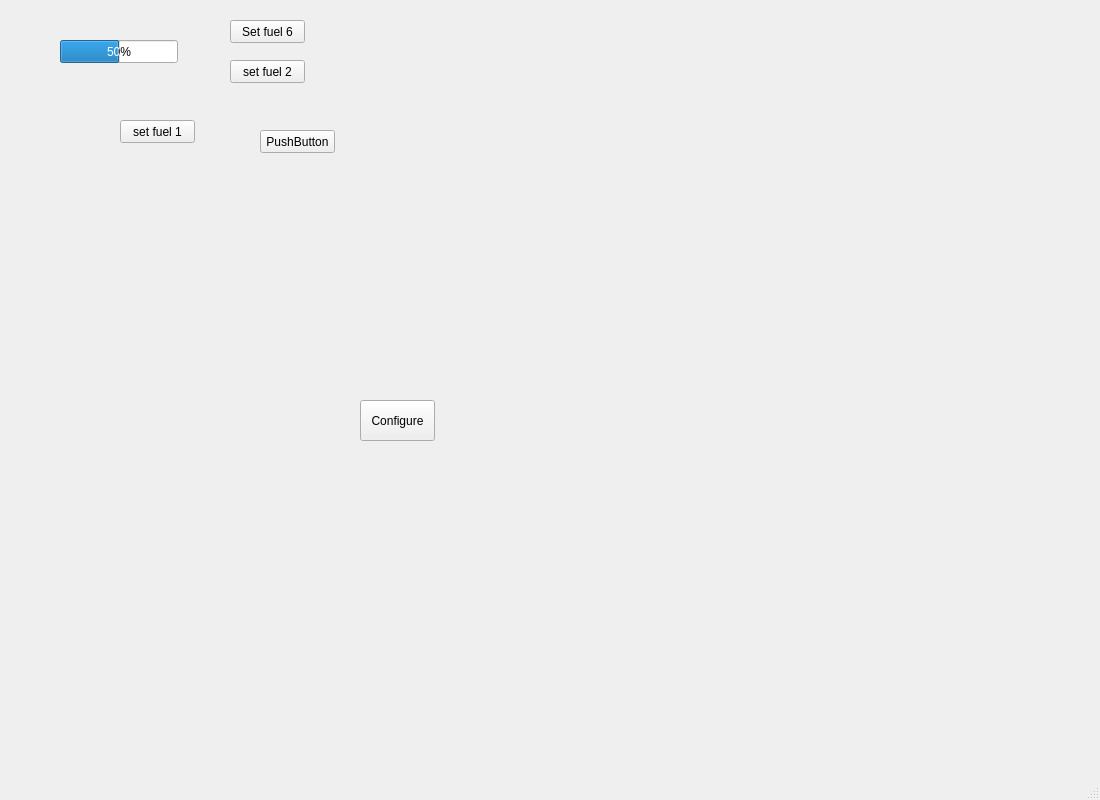
Old version of the form src/mainwindow.ui in the repository frechilla/qslotracing.
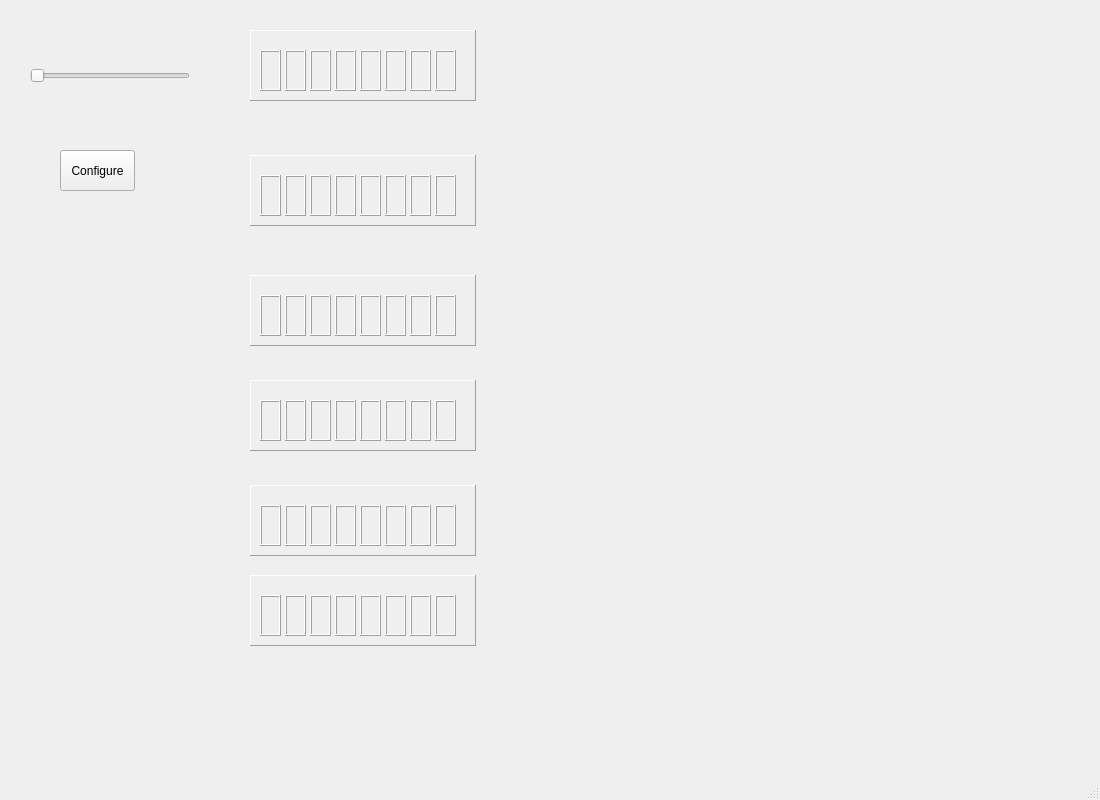
New version of the form.

Commit message: Added fuel indicators. Fuel indicators updated after receiving fuel message event.

```diff
--- a/src/mainwindow.ui
+++ b/src/mainwindow.ui
@@ -26,79 +26,11 @@
    <string>MainWindow</string>
   </property>
   <widget class="QWidget" name="centralWidget">
-   <widget class="QPushButton" name="pushButton">
-    <property name="geometry">
-     <rect>
-      <x>260</x>
-      <y>130</y>
-      <width>75</width>
-      <height>23</height>
-     </rect>
-    </property>
-    <property name="text">
-     <string>PushButton</string>
-    </property>
-   </widget>
-   <widget class="QProgressBar" name="Fuel1">
-    <property name="geometry">
-     <rect>
-      <x>60</x>
-      <y>40</y>
-      <width>118</width>
-      <height>23</height>
-     </rect>
-    </property>
-    <property name="maximum">
-     <number>8</number>
-    </property>
-    <property name="value">
-     <number>4</number>
-    </property>
-   </widget>
-   <widget class="QPushButton" name="boton1">
-    <property name="geometry">
-     <rect>
-      <x>230</x>
-      <y>20</y>
-      <width>75</width>
-      <height>23</height>
-     </rect>
-    </property>
-    <property name="text">
-     <string>Set fuel 6</string>
-    </property>
-   </widget>
-   <widget class="QPushButton" name="pushButton_3">
-    <property name="geometry">
-     <rect>
-      <x>230</x>
-      <y>60</y>
-      <width>75</width>
-      <height>23</height>
-     </rect>
-    </property>
-    <property name="text">
-     <string>set fuel 2</string>
-    </property>
-   </widget>
-   <widget class="QPushButton" name="pushButton_2">
-    <property name="geometry">
-     <rect>
-      <x>120</x>
-      <y>120</y>
-      <width>75</width>
-      <height>23</height>
-     </rect>
-    </property>
-    <property name="text">
-     <string>set fuel 1</string>
-    </property>
-   </widget>
    <widget class="QPushButton" name="BtnConfigure">
     <property name="geometry">
      <rect>
-      <x>360</x>
-      <y>400</y>
+      <x>60</x>
+      <y>150</y>
       <width>75</width>
       <height>41</height>
      </rect>
@@ -107,6 +39,1030 @@
      <string>Configure</string>
     </property>
    </widget>
+   <widget class="QFrame" name="frame">
+    <property name="geometry">
+     <rect>
+      <x>250</x>
+      <y>30</y>
+      <width>226</width>
+      <height>71</height>
+     </rect>
+    </property>
+    <property name="frameShape">
+     <enum>QFrame::Panel</enum>
+    </property>
+    <property name="frameShadow">
+     <enum>QFrame::Raised</enum>
+    </property>
+    <widget class="QFrame" name="FuelSegm1_1">
+     <property name="geometry">
+      <rect>
+       <x>10</x>
+       <y>20</y>
+       <width>21</width>
+       <height>41</height>
+      </rect>
+     </property>
+     <property name="autoFillBackground">
+      <bool>true</bool>
+     </property>
+     <property name="frameShape">
+      <enum>QFrame::Box</enum>
+     </property>
+     <property name="frameShadow">
+      <enum>QFrame::Raised</enum>
+     </property>
+    </widget>
+    <widget class="QFrame" name="FuelSegm1_2">
+     <property name="geometry">
+      <rect>
+       <x>35</x>
+       <y>20</y>
+       <width>21</width>
+       <height>41</height>
+      </rect>
+     </property>
+     <property name="autoFillBackground">
+      <bool>true</bool>
+     </property>
+     <property name="frameShape">
+      <enum>QFrame::Box</enum>
+     </property>
+     <property name="frameShadow">
+      <enum>QFrame::Raised</enum>
+     </property>
+    </widget>
+    <widget class="QFrame" name="FuelSegm1_3">
+     <property name="geometry">
+      <rect>
+       <x>60</x>
+       <y>20</y>
+       <width>21</width>
+       <height>41</height>
+      </rect>
+     </property>
+     <property name="autoFillBackground">
+      <bool>true</bool>
+     </property>
+     <property name="frameShape">
+      <enum>QFrame::Box</enum>
+     </property>
+     <property name="frameShadow">
+      <enum>QFrame::Raised</enum>
+     </property>
+    </widget>
+    <widget class="QFrame" name="FuelSegm1_4">
+     <property name="geometry">
+      <rect>
+       <x>85</x>
+       <y>20</y>
+       <width>21</width>
+       <height>41</height>
+      </rect>
+     </property>
+     <property name="autoFillBackground">
+      <bool>true</bool>
+     </property>
+     <property name="frameShape">
+      <enum>QFrame::Box</enum>
+     </property>
+     <property name="frameShadow">
+      <enum>QFrame::Raised</enum>
+     </property>
+    </widget>
+    <widget class="QFrame" name="FuelSegm1_5">
+     <property name="geometry">
+      <rect>
+       <x>110</x>
+       <y>20</y>
+       <width>21</width>
+       <height>41</height>
+      </rect>
+     </property>
+     <property name="autoFillBackground">
+      <bool>true</bool>
+     </property>
+     <property name="frameShape">
+      <enum>QFrame::Box</enum>
+     </property>
+     <property name="frameShadow">
+      <enum>QFrame::Raised</enum>
+     </property>
+    </widget>
+    <widget class="QFrame" name="FuelSegm1_6">
+     <property name="geometry">
+      <rect>
+       <x>135</x>
+       <y>20</y>
+       <width>21</width>
+       <height>41</height>
+      </rect>
+     </property>
+     <property name="autoFillBackground">
+      <bool>true</bool>
+     </property>
+     <property name="frameShape">
+      <enum>QFrame::Box</enum>
+     </property>
+     <property name="frameShadow">
+      <enum>QFrame::Raised</enum>
+     </property>
+    </widget>
+    <widget class="QFrame" name="FuelSegm1_7">
+     <property name="geometry">
+      <rect>
+       <x>160</x>
+       <y>20</y>
+       <width>21</width>
+       <height>41</height>
+      </rect>
+     </property>
+     <property name="autoFillBackground">
+      <bool>true</bool>
+     </property>
+     <property name="frameShape">
+      <enum>QFrame::Box</enum>
+     </property>
+     <property name="frameShadow">
+      <enum>QFrame::Raised</enum>
+     </property>
+    </widget>
+    <widget class="QFrame" name="FuelSegm1_8">
+     <property name="geometry">
+      <rect>
+       <x>185</x>
+       <y>20</y>
+       <width>21</width>
+       <height>41</height>
+      </rect>
+     </property>
+     <property name="autoFillBackground">
+      <bool>true</bool>
+     </property>
+     <property name="frameShape">
+      <enum>QFrame::Box</enum>
+     </property>
+     <property name="frameShadow">
+      <enum>QFrame::Raised</enum>
+     </property>
+    </widget>
+   </widget>
+   <widget class="QFrame" name="frame_2">
+    <property name="geometry">
+     <rect>
+      <x>250</x>
+      <y>155</y>
+      <width>226</width>
+      <height>71</height>
+     </rect>
+    </property>
+    <property name="frameShape">
+     <enum>QFrame::Panel</enum>
+    </property>
+    <property name="frameShadow">
+     <enum>QFrame::Raised</enum>
+    </property>
+    <widget class="QFrame" name="FuelSegm2_1">
+     <property name="geometry">
+      <rect>
+       <x>10</x>
+       <y>20</y>
+       <width>21</width>
+       <height>41</height>
+      </rect>
+     </property>
+     <property name="autoFillBackground">
+      <bool>true</bool>
+     </property>
+     <property name="frameShape">
+      <enum>QFrame::Box</enum>
+     </property>
+     <property name="frameShadow">
+      <enum>QFrame::Raised</enum>
+     </property>
+    </widget>
+    <widget class="QFrame" name="FuelSegm2_2">
+     <property name="geometry">
+      <rect>
+       <x>35</x>
+       <y>20</y>
+       <width>21</width>
+       <height>41</height>
+      </rect>
+     </property>
+     <property name="autoFillBackground">
+      <bool>true</bool>
+     </property>
+     <property name="frameShape">
+      <enum>QFrame::Box</enum>
+     </property>
+     <property name="frameShadow">
+      <enum>QFrame::Raised</enum>
+     </property>
+    </widget>
+    <widget class="QFrame" name="FuelSegm2_3">
+     <property name="geometry">
+      <rect>
+       <x>60</x>
+       <y>20</y>
+       <width>21</width>
+       <height>41</height>
+      </rect>
+     </property>
+     <property name="autoFillBackground">
+      <bool>true</bool>
+     </property>
+     <property name="frameShape">
+      <enum>QFrame::Box</enum>
+     </property>
+     <property name="frameShadow">
+      <enum>QFrame::Raised</enum>
+     </property>
+    </widget>
+    <widget class="QFrame" name="FuelSegm2_4">
+     <property name="geometry">
+      <rect>
+       <x>85</x>
+       <y>20</y>
+       <width>21</width>
+       <height>41</height>
+      </rect>
+     </property>
+     <property name="autoFillBackground">
+      <bool>true</bool>
+     </property>
+     <property name="frameShape">
+      <enum>QFrame::Box</enum>
+     </property>
+     <property name="frameShadow">
+      <enum>QFrame::Raised</enum>
+     </property>
+    </widget>
+    <widget class="QFrame" name="FuelSegm2_5">
+     <property name="geometry">
+      <rect>
+       <x>110</x>
+       <y>20</y>
+       <width>21</width>
+       <height>41</height>
+      </rect>
+     </property>
+     <property name="autoFillBackground">
+      <bool>true</bool>
+     </property>
+     <property name="frameShape">
+      <enum>QFrame::Box</enum>
+     </property>
+     <property name="frameShadow">
+      <enum>QFrame::Raised</enum>
+     </property>
+    </widget>
+    <widget class="QFrame" name="FuelSegm2_6">
+     <property name="geometry">
+      <rect>
+       <x>135</x>
+       <y>20</y>
+       <width>21</width>
+       <height>41</height>
+      </rect>
+     </property>
+     <property name="autoFillBackground">
+      <bool>true</bool>
+     </property>
+     <property name="frameShape">
+      <enum>QFrame::Box</enum>
+     </property>
+     <property name="frameShadow">
+      <enum>QFrame::Raised</enum>
+     </property>
+    </widget>
+    <widget class="QFrame" name="FuelSegm2_7">
+     <property name="geometry">
+      <rect>
+       <x>160</x>
+       <y>20</y>
+       <width>21</width>
+       <height>41</height>
+      </rect>
+     </property>
+     <property name="autoFillBackground">
+      <bool>true</bool>
+     </property>
+     <property name="frameShape">
+      <enum>QFrame::Box</enum>
+     </property>
+     <property name="frameShadow">
+      <enum>QFrame::Raised</enum>
+     </property>
+    </widget>
+    <widget class="QFrame" name="FuelSegm2_8">
+     <property name="geometry">
+      <rect>
+       <x>185</x>
+       <y>20</y>
+       <width>21</width>
+       <height>41</height>
+      </rect>
+     </property>
+     <property name="autoFillBackground">
+      <bool>true</bool>
+     </property>
+     <property name="frameShape">
+      <enum>QFrame::Box</enum>
+     </property>
+     <property name="frameShadow">
+      <enum>QFrame::Raised</enum>
+     </property>
+    </widget>
+   </widget>
+   <widget class="QFrame" name="frame_3">
+    <property name="geometry">
+     <rect>
+      <x>250</x>
+      <y>275</y>
+      <width>226</width>
+      <height>71</height>
+     </rect>
+    </property>
+    <property name="frameShape">
+     <enum>QFrame::Panel</enum>
+    </property>
+    <property name="frameShadow">
+     <enum>QFrame::Raised</enum>
+    </property>
+    <widget class="QFrame" name="FuelSegm3_1">
+     <property name="geometry">
+      <rect>
+       <x>10</x>
+       <y>20</y>
+       <width>21</width>
+       <height>41</height>
+      </rect>
+     </property>
+     <property name="autoFillBackground">
+      <bool>true</bool>
+     </property>
+     <property name="frameShape">
+      <enum>QFrame::Box</enum>
+     </property>
+     <property name="frameShadow">
+      <enum>QFrame::Raised</enum>
+     </property>
+    </widget>
+    <widget class="QFrame" name="FuelSegm3_2">
+     <property name="geometry">
+      <rect>
+       <x>35</x>
+       <y>20</y>
+       <width>21</width>
+       <height>41</height>
+      </rect>
+     </property>
+     <property name="autoFillBackground">
+      <bool>true</bool>
+     </property>
+     <property name="frameShape">
+      <enum>QFrame::Box</enum>
+     </property>
+     <property name="frameShadow">
+      <enum>QFrame::Raised</enum>
+     </property>
+    </widget>
+    <widget class="QFrame" name="FuelSegm3_3">
+     <property name="geometry">
+      <rect>
+       <x>60</x>
+       <y>20</y>
+       <width>21</width>
+       <height>41</height>
+      </rect>
+     </property>
+     <property name="autoFillBackground">
+      <bool>true</bool>
+     </property>
+     <property name="frameShape">
+      <enum>QFrame::Box</enum>
+     </property>
+     <property name="frameShadow">
+      <enum>QFrame::Raised</enum>
+     </property>
+    </widget>
+    <widget class="QFrame" name="FuelSegm3_4">
+     <property name="geometry">
+      <rect>
+       <x>85</x>
+       <y>20</y>
+       <width>21</width>
+       <height>41</height>
+      </rect>
+     </property>
+     <property name="autoFillBackground">
+      <bool>true</bool>
+     </property>
+     <property name="frameShape">
+      <enum>QFrame::Box</enum>
+     </property>
+     <property name="frameShadow">
+      <enum>QFrame::Raised</enum>
+     </property>
+    </widget>
+    <widget class="QFrame" name="FuelSegm3_5">
+     <property name="geometry">
+      <rect>
+       <x>110</x>
+       <y>20</y>
+       <width>21</width>
+       <height>41</height>
+      </rect>
+     </property>
+     <property name="autoFillBackground">
+      <bool>true</bool>
+     </property>
+     <property name="frameShape">
+      <enum>QFrame::Box</enum>
+     </property>
+     <property name="frameShadow">
+      <enum>QFrame::Raised</enum>
+     </property>
+    </widget>
+    <widget class="QFrame" name="FuelSegm3_6">
+     <property name="geometry">
+      <rect>
+       <x>135</x>
+       <y>20</y>
+       <width>21</width>
+       <height>41</height>
+      </rect>
+     </property>
+     <property name="autoFillBackground">
+      <bool>true</bool>
+     </property>
+     <property name="frameShape">
+      <enum>QFrame::Box</enum>
+     </property>
+     <property name="frameShadow">
+      <enum>QFrame::Raised</enum>
+     </property>
+    </widget>
+    <widget class="QFrame" name="FuelSegm3_7">
+     <property name="geometry">
+      <rect>
+       <x>160</x>
+       <y>20</y>
+       <width>21</width>
+       <height>41</height>
+      </rect>
+     </property>
+     <property name="autoFillBackground">
+      <bool>true</bool>
+     </property>
+     <property name="frameShape">
+      <enum>QFrame::Box</enum>
+     </property>
+     <property name="frameShadow">
+      <enum>QFrame::Raised</enum>
+     </property>
+    </widget>
+    <widget class="QFrame" name="FuelSegm3_8">
+     <property name="geometry">
+      <rect>
+       <x>185</x>
+       <y>20</y>
+       <width>21</width>
+       <height>41</height>
+      </rect>
+     </property>
+     <property name="autoFillBackground">
+      <bool>true</bool>
+     </property>
+     <property name="frameShape">
+      <enum>QFrame::Box</enum>
+     </property>
+     <property name="frameShadow">
+      <enum>QFrame::Raised</enum>
+     </property>
+    </widget>
+   </widget>
+   <widget class="QSlider" name="horizontalSlider">
+    <property name="geometry">
+     <rect>
+      <x>30</x>
+      <y>65</y>
+      <width>160</width>
+      <height>21</height>
+     </rect>
+    </property>
+    <property name="maximum">
+     <number>8</number>
+    </property>
+    <property name="orientation">
+     <enum>Qt::Horizontal</enum>
+    </property>
+   </widget>
+   <widget class="QFrame" name="frame_4">
+    <property name="geometry">
+     <rect>
+      <x>250</x>
+      <y>380</y>
+      <width>226</width>
+      <height>71</height>
+     </rect>
+    </property>
+    <property name="frameShape">
+     <enum>QFrame::Panel</enum>
+    </property>
+    <property name="frameShadow">
+     <enum>QFrame::Raised</enum>
+    </property>
+    <widget class="QFrame" name="FuelSegm4_1">
+     <property name="geometry">
+      <rect>
+       <x>10</x>
+       <y>20</y>
+       <width>21</width>
+       <height>41</height>
+      </rect>
+     </property>
+     <property name="autoFillBackground">
+      <bool>true</bool>
+     </property>
+     <property name="frameShape">
+      <enum>QFrame::Box</enum>
+     </property>
+     <property name="frameShadow">
+      <enum>QFrame::Raised</enum>
+     </property>
+    </widget>
+    <widget class="QFrame" name="FuelSegm4_2">
+     <property name="geometry">
+      <rect>
+       <x>35</x>
+       <y>20</y>
+       <width>21</width>
+       <height>41</height>
+      </rect>
+     </property>
+     <property name="autoFillBackground">
+      <bool>true</bool>
+     </property>
+     <property name="frameShape">
+      <enum>QFrame::Box</enum>
+     </property>
+     <property name="frameShadow">
+      <enum>QFrame::Raised</enum>
+     </property>
+    </widget>
+    <widget class="QFrame" name="FuelSegm4_3">
+     <property name="geometry">
+      <rect>
+       <x>60</x>
+       <y>20</y>
+       <width>21</width>
+       <height>41</height>
+      </rect>
+     </property>
+     <property name="autoFillBackground">
+      <bool>true</bool>
+     </property>
+     <property name="frameShape">
+      <enum>QFrame::Box</enum>
+     </property>
+     <property name="frameShadow">
+      <enum>QFrame::Raised</enum>
+     </property>
+    </widget>
+    <widget class="QFrame" name="FuelSegm4_4">
+     <property name="geometry">
+      <rect>
+       <x>85</x>
+       <y>20</y>
+       <width>21</width>
+       <height>41</height>
+      </rect>
+     </property>
+     <property name="autoFillBackground">
+      <bool>true</bool>
+     </property>
+     <property name="frameShape">
+      <enum>QFrame::Box</enum>
+     </property>
+     <property name="frameShadow">
+      <enum>QFrame::Raised</enum>
+     </property>
+    </widget>
+    <widget class="QFrame" name="FuelSegm4_5">
+     <property name="geometry">
+      <rect>
+       <x>110</x>
+       <y>20</y>
+       <width>21</width>
+       <height>41</height>
+      </rect>
+     </property>
+     <property name="autoFillBackground">
+      <bool>true</bool>
+     </property>
+     <property name="frameShape">
+      <enum>QFrame::Box</enum>
+     </property>
+     <property name="frameShadow">
+      <enum>QFrame::Raised</enum>
+     </property>
+    </widget>
+    <widget class="QFrame" name="FuelSegm4_6">
+     <property name="geometry">
+      <rect>
+       <x>135</x>
+       <y>20</y>
+       <width>21</width>
+       <height>41</height>
+      </rect>
+     </property>
+     <property name="autoFillBackground">
+      <bool>true</bool>
+     </property>
+     <property name="frameShape">
+      <enum>QFrame::Box</enum>
+     </property>
+     <property name="frameShadow">
+      <enum>QFrame::Raised</enum>
+     </property>
+    </widget>
+    <widget class="QFrame" name="FuelSegm4_7">
+     <property name="geometry">
+      <rect>
+       <x>160</x>
+       <y>20</y>
+       <width>21</width>
+       <height>41</height>
+      </rect>
+     </property>
+     <property name="autoFillBackground">
+      <bool>true</bool>
+     </property>
+     <property name="frameShape">
+      <enum>QFrame::Box</enum>
+     </property>
+     <property name="frameShadow">
+      <enum>QFrame::Raised</enum>
+     </property>
+    </widget>
+    <widget class="QFrame" name="FuelSegm4_8">
+     <property name="geometry">
+      <rect>
+       <x>185</x>
+       <y>20</y>
+       <width>21</width>
+       <height>41</height>
+      </rect>
+     </property>
+     <property name="autoFillBackground">
+      <bool>true</bool>
+     </property>
+     <property name="frameShape">
+      <enum>QFrame::Box</enum>
+     </property>
+     <property name="frameShadow">
+      <enum>QFrame::Raised</enum>
+     </property>
+    </widget>
+   </widget>
+   <widget class="QFrame" name="frame_5">
+    <property name="geometry">
+     <rect>
+      <x>250</x>
+      <y>485</y>
+      <width>226</width>
+      <height>71</height>
+     </rect>
+    </property>
+    <property name="frameShape">
+     <enum>QFrame::Panel</enum>
+    </property>
+    <property name="frameShadow">
+     <enum>QFrame::Raised</enum>
+    </property>
+    <widget class="QFrame" name="FuelSegm5_1">
+     <property name="geometry">
+      <rect>
+       <x>10</x>
+       <y>20</y>
+       <width>21</width>
+       <height>41</height>
+      </rect>
+     </property>
+     <property name="autoFillBackground">
+      <bool>true</bool>
+     </property>
+     <property name="frameShape">
+      <enum>QFrame::Box</enum>
+     </property>
+     <property name="frameShadow">
+      <enum>QFrame::Raised</enum>
+     </property>
+    </widget>
+    <widget class="QFrame" name="FuelSegm5_2">
+     <property name="geometry">
+      <rect>
+       <x>35</x>
+       <y>20</y>
+       <width>21</width>
+       <height>41</height>
+      </rect>
+     </property>
+     <property name="autoFillBackground">
+      <bool>true</bool>
+     </property>
+     <property name="frameShape">
+      <enum>QFrame::Box</enum>
+     </property>
+     <property name="frameShadow">
+      <enum>QFrame::Raised</enum>
+     </property>
+    </widget>
+    <widget class="QFrame" name="FuelSegm5_3">
+     <property name="geometry">
+      <rect>
+       <x>60</x>
+       <y>20</y>
+       <width>21</width>
+       <height>41</height>
+      </rect>
+     </property>
+     <property name="autoFillBackground">
+      <bool>true</bool>
+     </property>
+     <property name="frameShape">
+      <enum>QFrame::Box</enum>
+     </property>
+     <property name="frameShadow">
+      <enum>QFrame::Raised</enum>
+     </property>
+    </widget>
+    <widget class="QFrame" name="FuelSegm5_4">
+     <property name="geometry">
+      <rect>
+       <x>85</x>
+       <y>20</y>
+       <width>21</width>
+       <height>41</height>
+      </rect>
+     </property>
+     <property name="autoFillBackground">
+      <bool>true</bool>
+     </property>
+     <property name="frameShape">
+      <enum>QFrame::Box</enum>
+     </property>
+     <property name="frameShadow">
+      <enum>QFrame::Raised</enum>
+     </property>
+    </widget>
+    <widget class="QFrame" name="FuelSegm5_5">
+     <property name="geometry">
+      <rect>
+       <x>110</x>
+       <y>20</y>
+       <width>21</width>
+       <height>41</height>
+      </rect>
+     </property>
+     <property name="autoFillBackground">
+      <bool>true</bool>
+     </property>
+     <property name="frameShape">
+      <enum>QFrame::Box</enum>
+     </property>
+     <property name="frameShadow">
+      <enum>QFrame::Raised</enum>
+     </property>
+    </widget>
+    <widget class="QFrame" name="FuelSegm5_6">
+     <property name="geometry">
+      <rect>
+       <x>135</x>
+       <y>20</y>
+       <width>21</width>
+       <height>41</height>
+      </rect>
+     </property>
+     <property name="autoFillBackground">
+      <bool>true</bool>
+     </property>
+     <property name="frameShape">
+      <enum>QFrame::Box</enum>
+     </property>
+     <property name="frameShadow">
+      <enum>QFrame::Raised</enum>
+     </property>
+    </widget>
+    <widget class="QFrame" name="FuelSegm5_7">
+     <property name="geometry">
+      <rect>
+       <x>160</x>
+       <y>20</y>
+       <width>21</width>
+       <height>41</height>
+      </rect>
+     </property>
+     <property name="autoFillBackground">
+      <bool>true</bool>
+     </property>
+     <property name="frameShape">
+      <enum>QFrame::Box</enum>
+     </property>
+     <property name="frameShadow">
+      <enum>QFrame::Raised</enum>
+     </property>
+    </widget>
+    <widget class="QFrame" name="FuelSegm5_8">
+     <property name="geometry">
+      <rect>
+       <x>185</x>
+       <y>20</y>
+       <width>21</width>
+       <height>41</height>
+      </rect>
+     </property>
+     <property name="autoFillBackground">
+      <bool>true</bool>
+     </property>
+     <property name="frameShape">
+      <enum>QFrame::Box</enum>
+     </property>
+     <property name="frameShadow">
+      <enum>QFrame::Raised</enum>
+     </property>
+    </widget>
+   </widget>
+   <widget class="QFrame" name="frame_6">
+    <property name="geometry">
+     <rect>
+      <x>250</x>
+      <y>575</y>
+      <width>226</width>
+      <height>71</height>
+     </rect>
+    </property>
+    <property name="frameShape">
+     <enum>QFrame::Panel</enum>
+    </property>
+    <property name="frameShadow">
+     <enum>QFrame::Raised</enum>
+    </property>
+    <widget class="QFrame" name="FuelSegm6_1">
+     <property name="geometry">
+      <rect>
+       <x>10</x>
+       <y>20</y>
+       <width>21</width>
+       <height>41</height>
+      </rect>
+     </property>
+     <property name="autoFillBackground">
+      <bool>true</bool>
+     </property>
+     <property name="frameShape">
+      <enum>QFrame::Box</enum>
+     </property>
+     <property name="frameShadow">
+      <enum>QFrame::Raised</enum>
+     </property>
+    </widget>
+    <widget class="QFrame" name="FuelSegm6_2">
+     <property name="geometry">
+      <rect>
+       <x>35</x>
+       <y>20</y>
+       <width>21</width>
+       <height>41</height>
+      </rect>
+     </property>
+     <property name="autoFillBackground">
+      <bool>true</bool>
+     </property>
+     <property name="frameShape">
+      <enum>QFrame::Box</enum>
+     </property>
+     <property name="frameShadow">
+      <enum>QFrame::Raised</enum>
+     </property>
+    </widget>
+    <widget class="QFrame" name="FuelSegm6_3">
+     <property name="geometry">
+      <rect>
+       <x>60</x>
+       <y>20</y>
+       <width>21</width>
+       <height>41</height>
+      </rect>
+     </property>
+     <property name="autoFillBackground">
+      <bool>true</bool>
+     </property>
+     <property name="frameShape">
+      <enum>QFrame::Box</enum>
+     </property>
+     <property name="frameShadow">
+      <enum>QFrame::Raised</enum>
+     </property>
+    </widget>
+    <widget class="QFrame" name="FuelSegm6_4">
+     <property name="geometry">
+      <rect>
+       <x>85</x>
+       <y>20</y>
+       <width>21</width>
+       <height>41</height>
+      </rect>
+     </property>
+     <property name="autoFillBackground">
+      <bool>true</bool>
+     </property>
+     <property name="frameShape">
+      <enum>QFrame::Box</enum>
+     </property>
+     <property name="frameShadow">
+      <enum>QFrame::Raised</enum>
+     </property>
+    </widget>
+    <widget class="QFrame" name="FuelSegm6_5">
+     <property name="geometry">
+      <rect>
+       <x>110</x>
+       <y>20</y>
+       <width>21</width>
+       <height>41</height>
+      </rect>
+     </property>
+     <property name="autoFillBackground">
+      <bool>true</bool>
+     </property>
+     <property name="frameShape">
+      <enum>QFrame::Box</enum>
+     </property>
+     <property name="frameShadow">
+      <enum>QFrame::Raised</enum>
+     </property>
+    </widget>
+    <widget class="QFrame" name="FuelSegm6_6">
+     <property name="geometry">
+      <rect>
+       <x>135</x>
+       <y>20</y>
+       <width>21</width>
+       <height>41</height>
+      </rect>
+     </property>
+     <property name="autoFillBackground">
+      <bool>true</bool>
+     </property>
+     <property name="frameShape">
+      <enum>QFrame::Box</enum>
+     </property>
+     <property name="frameShadow">
+      <enum>QFrame::Raised</enum>
+     </property>
+    </widget>
+    <widget class="QFrame" name="FuelSegm6_7">
+     <property name="geometry">
+      <rect>
+       <x>160</x>
+       <y>20</y>
+       <width>21</width>
+       <height>41</height>
+      </rect>
+     </property>
+     <property name="autoFillBackground">
+      <bool>true</bool>
+     </property>
+     <property name="frameShape">
+      <enum>QFrame::Box</enum>
+     </property>
+     <property name="frameShadow">
+      <enum>QFrame::Raised</enum>
+     </property>
+    </widget>
+    <widget class="QFrame" name="FuelSegm6_8">
+     <property name="geometry">
+      <rect>
+       <x>185</x>
+       <y>20</y>
+       <width>21</width>
+       <height>41</height>
+      </rect>
+     </property>
+     <property name="autoFillBackground">
+      <bool>true</bool>
+     </property>
+     <property name="frameShape">
+      <enum>QFrame::Box</enum>
+     </property>
+     <property name="frameShadow">
+      <enum>QFrame::Raised</enum>
+     </property>
+    </widget>
+   </widget>
   </widget>
   <widget class="QMenuBar" name="menuBar">
    <property name="geometry">
```
Left out of the diff: 17 changed lines with no effect on the pictures. The commit also changes 3 other files.
